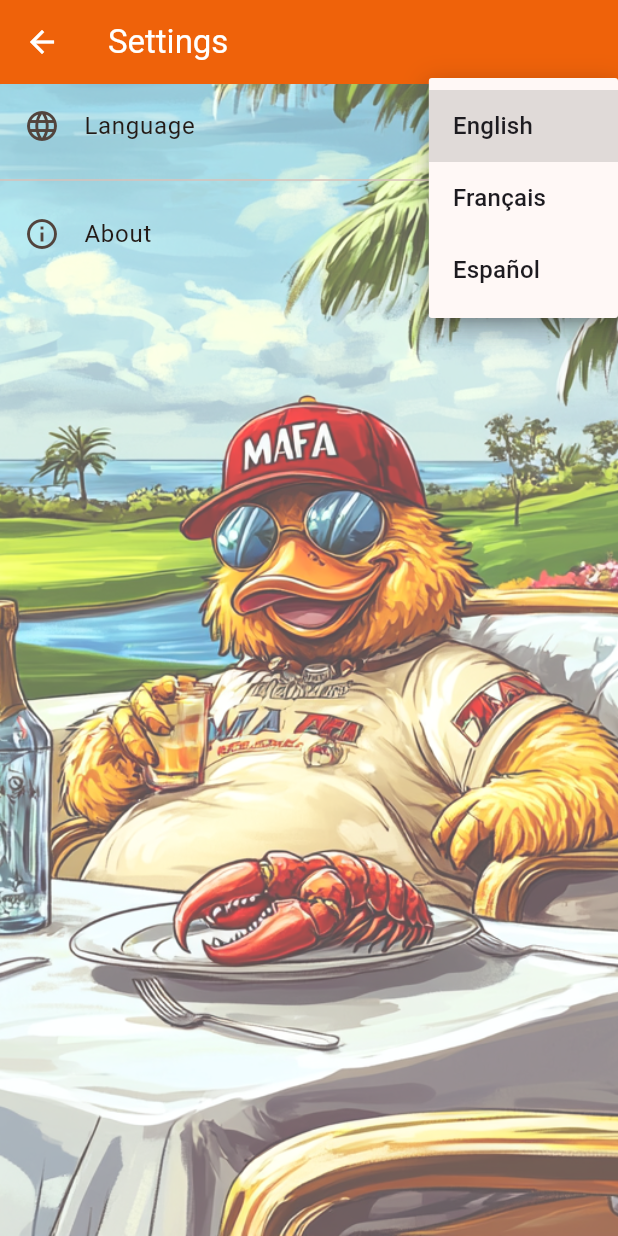
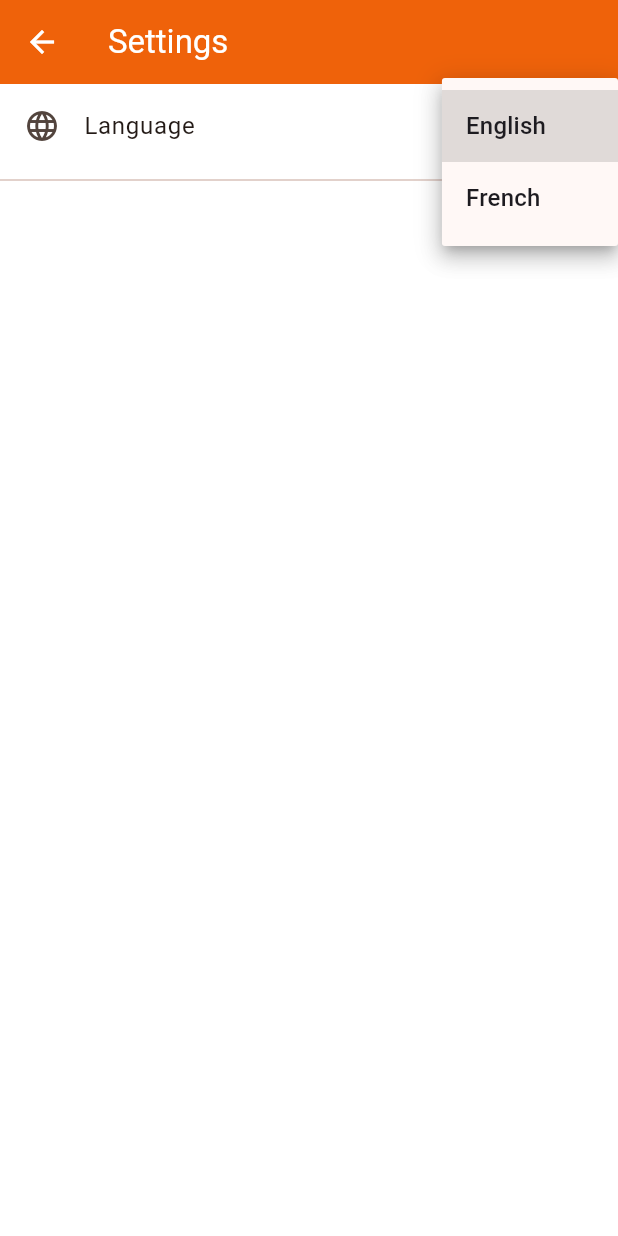
Before and after one commit to galvin59/dontfeeddonald, a Flutter app: the SettingsPage screen opened by its route, after a tap on "English", on a phone screen of 412 x 824 dp. Run offline on Flutter 3.47's test engine with Material 3 defaults, Android fonts, the phone set to English and light mode, and no system bars; our stand-ins replace cached_network_image, dio, equatable, flutter_bloc, flutter_dotenv, flutter_secure_storage and 5 more; missing offline and left inert: country_flags; accounts and stored records are empty; generated files the repository leaves out were written again; Roboto replaces fonts that are missing (Unkempt); statements that could not run were skipped.

Commit message:
translation fixes

```diff
--- a/flutter-frontend/lib/l10n/app_en.arb
+++ b/flutter-frontend/lib/l10n/app_en.arb
@@ -79,10 +79,10 @@
   "note34": "Buying this product allows Donald to live in great comfort... strong in his wealth and unable to restrain his odious temperament, he tends to terrorize the other inhabitants of the barnyard.",
   "note56": "Buying this product certainly benefits Donald, but also the other inhabitants of the barnyard. This forces him to be a little more humble.",
   "note78": "Buying this product clearly helps put Donald on a diet! It encourages him to adopt a healthier lifestyle and, above all, to behave better towards his fellow creatures.",
-  "note910": "Buying this product is really not doing Donald a favor... poor and on a strict diet, it might force him to show a little more respect towards the rest of the barnyard.",
-  "enterBrandNamePrompt": "Enter a brand name to start",
+  "note910": "Buying this product really doesn’t do Donald any favors… poor guy’s on a strict diet. Maybe it’ll teach him a bit more respect for the rest of the barnyard.",
+  "enterBrandNamePrompt": "Tell us what brand you’re eyeing — we’ll let you know if it’s Donald-approved… or if you’re feeding the beast !",
   "@enterBrandNamePrompt": {
-    "description": "Prompt to enter a brand name"
+    "description": "Message above search button"
   },
   "noBrandsFound": "No brands found. For now, this app only references major brands sold in EU supermarkets!",
   "@noBrandsFound": {
@@ -154,5 +154,17 @@
   "aiDisclaimer": "This information was retrieved by an ADI (Artificial Duck Intelligence), so please take it with the necessary caution!",
   "@aiDisclaimer": {
     "description": "Disclaimer about the source of the information being AI."
+  },
+  "appTagline": "Donald thinks he's the king of the barnyard, but most importantly, he eats too much. Help us put him on a diet!",
+  "@appTagline": {
+    "description": "The tagline shown on the home page describing the app's purpose"
+  },
+  "languageEnglish": "English",
+  "@languageEnglish": {
+    "description": "Name of English language in English"
+  },
+  "languageFrench": "French",
+  "@languageFrench": {
+    "description": "Name of French language in English"
   }
 }
--- a/flutter-frontend/lib/l10n/app_fr.arb
+++ b/flutter-frontend/lib/l10n/app_fr.arb
@@ -23,7 +23,7 @@
   "note56": "Acheter ce produit bénéficie certes à Donald, mais aussi aux autres habitants de la basse-cour. Cela l'oblige donc à un peu plus d'humilité.",
   "note78": "Acheter ce produit contribue clairement à mettre Donald au régime ! Cela l'encourage à adopter un mode de vie plus sain et surtout à mieux se comporter vis à vis de ses congénères.",
   "note910": "Acheter ce produit, ce n'est vraiment pas rendre service à Donald ... le pauvre est au régime sec, cela l'obligera peut-être à un peu plus de respect vis à vis du reste de la basse-cour.",
-  "enterBrandNamePrompt": "Entrez le nom d'une marque pour commencer",
+  "enterBrandNamePrompt": "Dites-nous quelle marque vous comptez acheter, et on vous dira si c'est bon pour Donald ou si cela va contribuer à l'engraisser",
   "noBrandsFound": "Aucune marque trouvée. Pour l'instant, cette app ne référence que les principales marques vendues en grande-distribution !",
   "searchBrandTitle": "Rechercher une marque",
   "ourOpinion": "Notre avis :",
@@ -52,5 +52,8 @@
   "aiDisclaimer": "Ces informations ont été récupérées par une ICA (Intelligence de Canard Artificielle), elles sont donc à prendre avec la réserve nécessaire !",
   "@aiDisclaimer": {
     "description": "Avertissement sur la source de l'information étant une IA."
-  }
+  },
+  "appTagline": "Donald se prend pour le roi de la basse-cour, mais surtout, il mange trop. Aidez-nous à le mettre au régime !",
+  "languageEnglish": "Anglais",
+  "languageFrench": "Français"
 }
--- a/flutter-frontend/lib/l10n/l10n.dart
+++ b/flutter-frontend/lib/l10n/l10n.dart
@@ -4,6 +4,5 @@ class L10n {
   static final all = [
     const Locale('en'), // English
     const Locale('fr'), // French
-    const Locale('es'), // Spanish
   ];
 }
--- a/flutter-frontend/lib/main.dart
+++ b/flutter-frontend/lib/main.dart
@@ -115,7 +115,7 @@ class DontFeedDonaldApp extends StatelessWidget {
             theme: AppTheme.lightTheme,
             debugShowCheckedModeBanner: false,
             routerConfig: AppRouter.router,
-            // Remove explicit locale setting to use device locale by default
+            locale: localeProvider.locale, // Use the locale from the provider
             supportedLocales: L10n.all,
             // Make the app truly full screen
             builder: (context, child) {
--- a/flutter-frontend/lib/presentation/pages/brand_details_page.dart
+++ b/flutter-frontend/lib/presentation/pages/brand_details_page.dart
@@ -73,6 +73,9 @@ class _BrandDetailsPageState extends State<BrandDetailsPage>
 
   @override
   Widget build(BuildContext context) {
+    // Get the localization instance and ensure it's non-null
+    final l10n = AppLocalizations.of(context)!;
+
     return BlocProvider(
       create:
           (context) =>
@@ -157,8 +160,7 @@ class _BrandDetailsPageState extends State<BrandDetailsPage>
                     // Handle case where loaded state might have null data (fallback)
                     return Center(
                       child: Text(
-                        AppLocalizations.of(context)?.errorLoadingData ??
-                            "Error loading data",
+                        l10n.errorLoadingData,
                       ),
                     );
                   }
--- a/flutter-frontend/lib/presentation/pages/home_page.dart
+++ b/flutter-frontend/lib/presentation/pages/home_page.dart
@@ -84,7 +84,8 @@ class _HomePageState extends State<HomePage>
     // Set system UI mode to edge-to-edge (full screen)
     SystemChrome.setEnabledSystemUIMode(SystemUiMode.edgeToEdge);
 
-    final l10n = AppLocalizations.of(context);
+    // Get the localization instance and ensure it's non-null
+    final l10n = AppLocalizations.of(context)!;
 
     return Scaffold(
       extendBody: true, // Allows content to extend behind the bottom nav bar
@@ -127,7 +128,7 @@ class _HomePageState extends State<HomePage>
                               children: [
                                 const SizedBox(height: 16),
                                 Text(
-                                  "Dites-nous quelle marque vous comptez acheter, et on vous dira si c'est bon pour Donald ou si cela va contribuer à l'engraisser",
+                                  l10n.enterBrandNamePrompt,
                                   textAlign: TextAlign.center,
                                   style: TextStyle(
                                     color: Colors.white,
@@ -141,9 +142,11 @@ class _HomePageState extends State<HomePage>
                                   style: ElevatedButton.styleFrom(
                                     backgroundColor: Colors.white,
                                     foregroundColor: AppTheme.primaryColor,
-                                    padding: const EdgeInsets.symmetric(
-                                      horizontal: 32,
-                                      vertical: 8,
+                                    padding: const EdgeInsets.fromLTRB(
+                                      32,
+                                      4,
+                                      32,
+                                      8,
                                     ),
                                     textStyle: GoogleFonts.permanentMarker(
                                       fontSize: 20,
@@ -151,8 +154,7 @@ class _HomePageState extends State<HomePage>
                                     ),
                                   ),
                                   child: Text(
-                                    l10n?.searchHint ??
-                                        "Search for a brand ...",
+                                    l10n.searchBrandTitle,
                                     maxLines: 2,
                                     overflow: TextOverflow.ellipsis,
                                   ),
@@ -217,7 +219,7 @@ class _HomePageState extends State<HomePage>
                       child: Column(
                         children: [
                           Text(
-                            l10n?.appTitle ?? "Don't Feed Donald",
+                            l10n.appTitle,
                             style: GoogleFonts.permanentMarker(
                               textStyle: const TextStyle(
                                 fontSize: 32,
@@ -232,14 +234,22 @@ class _HomePageState extends State<HomePage>
                               ),
                             ),
                           ),
-                          Text(
-                            "Donald se prend pour le roi de la basse-cour,\nmais surtout, il mange trop.\nAidez-nous à le mettre au régime !",
+                          Container(
+                            width:
+                                MediaQuery.of(context).size.width *
+                                0.9, // Set width to 90% of screen width
+                            child: Text(
+                              l10n.appTagline,
                               maxLines: 3,
+                              overflow: TextOverflow.ellipsis,
                               textAlign: TextAlign.center,
                               style: const TextStyle(
                                 fontSize: 16,
                                 color: Colors.white,
                                 fontWeight: FontWeight.bold,
+                                height:
+                                    1.2, // Add line height for better spacing
+                              ),
                             ),
                           ),
                         ],
--- a/flutter-frontend/lib/presentation/pages/settings_page.dart
+++ b/flutter-frontend/lib/presentation/pages/settings_page.dart
@@ -22,7 +22,7 @@ class SettingsPage extends StatelessWidget {
     return Scaffold(
       extendBody: true,
       extendBodyBehindAppBar: true,
-      backgroundColor: Colors.transparent,
+      backgroundColor: Colors.white,
       appBar: AppBar(
         backgroundColor: AppTheme.primaryColor,
         elevation: 0,
@@ -33,15 +33,7 @@ class SettingsPage extends StatelessWidget {
         ),
         automaticallyImplyLeading: false,
       ),
-      body: Container(
-        decoration: const BoxDecoration(
-          image: DecorationImage(
-            image: AssetImage("assets/images/home_background.png"),
-            fit: BoxFit.cover,
-            opacity: 0.7,
-          ),
-        ),
-        child: ListView(
+      body: ListView(
         children: [
           ListTile(
             leading: const Icon(Icons.language),
@@ -53,43 +45,25 @@ class SettingsPage extends StatelessWidget {
                   localeProvider.setLocale(newLocale);
                 }
               },
-              items: L10n.all.map<DropdownMenuItem<Locale>>((Locale locale) {
-                return DropdownMenuItem<Locale>(
-                  value: locale,
-                  child: Text(_getLanguageName(locale.languageCode)),
-                );
-              }).toList(),
+              items:
+                  L10n.all
+                      .where(
+                        (locale) => locale.languageCode != 'es',
+                      ) // Filter out Spanish
+                      .map<DropdownMenuItem<Locale>>((Locale locale) {
+                        // Use localized language names directly
+                        String languageName = locale.languageCode == 'en' ? l10n.languageEnglish : l10n.languageFrench;
+                        return DropdownMenuItem<Locale>(
+                          value: locale,
+                          child: Text(languageName),
+                        );
+                      })
+                      .toList(),
             ),
           ),
           const Divider(),
-          ListTile(
-            leading: const Icon(Icons.info_outline),
-            title: Text(l10n.about),
-            onTap: () {
-              showAboutDialog(
-                context: context,
-                applicationName: l10n.appTitle,
-                applicationVersion: "1.0.0",
-                applicationLegalese: "© 2025 Don't Feed Donald",
-              );
-            },
-          ),
         ],
-      ),
       ),
     );
   }
-
-  String _getLanguageName(String languageCode) {
-    switch (languageCode) {
-      case 'en':
-        return 'English';
-      case 'fr':
-        return 'Français';
-      case 'es':
-        return 'Español';
-      default:
-        return languageCode;
-    }
-  }
 }
--- a/flutter-frontend/lib/presentation/widgets/sliding_search_panel.dart
+++ b/flutter-frontend/lib/presentation/widgets/sliding_search_panel.dart
@@ -102,7 +102,7 @@ class SlidingSearchPanelState extends State<SlidingSearchPanel> {
           children: [
             // Search field
             Padding(
-              padding: const EdgeInsets.symmetric(horizontal: 16),
+              padding: const EdgeInsets.fromLTRB(16, 16, 16, 8),
               child: TextField(
                 controller: _searchController,
                 focusNode: _searchFocusNode,
@@ -125,14 +125,19 @@ class SlidingSearchPanelState extends State<SlidingSearchPanel> {
                 textInputAction: TextInputAction.search,
               ),
             ),
-            const SizedBox(height: 16),
+
             // Search results area
             Expanded(
+              child: Align(
+                alignment: Alignment.topCenter,
                 child: BlocBuilder<BrandSearchBloc, BrandSearchState>(
                   builder: (context, state) {
                     final l10n = AppLocalizations.of(context)!;
                     if (state.status == BrandSearchStatus.initial) {
-                    return Center(child: Text(l10n.enterBrandNamePrompt));
+                    return Padding(
+                      padding: const EdgeInsets.all(16.0),
+                      child: Center(child: Text(l10n.enterBrandNamePrompt)),
+                    );
                     }
 
                     if (state.status == BrandSearchStatus.loading) {
@@ -151,14 +156,14 @@ class SlidingSearchPanelState extends State<SlidingSearchPanel> {
                     }
 
                     if (state.brands.isEmpty) {
-                    return Padding(
-                      padding: const EdgeInsets.all(16.0),
-                      child: Center(child: Text(l10n.noBrandsFound)),
-                    );
+                      return Center(child: Text(l10n.noBrandsFound));
                     }
 
                     return ListView.builder(
                       itemCount: state.brands.length,
+                      padding: EdgeInsets.zero, // Remove default padding
+                      physics: const AlwaysScrollableScrollPhysics(), // Make it always scrollable
+                      shrinkWrap: true, // Fit to content
                       itemBuilder: (context, index) {
                         final searchResult = state.brands[index];
                         return BrandListItem(
@@ -168,6 +173,7 @@ class SlidingSearchPanelState extends State<SlidingSearchPanel> {
                       },
                   );
                 },
+              ),
               ),
             ),
           ],
```
Lines whose indentation alone changed are shown as unchanged.
